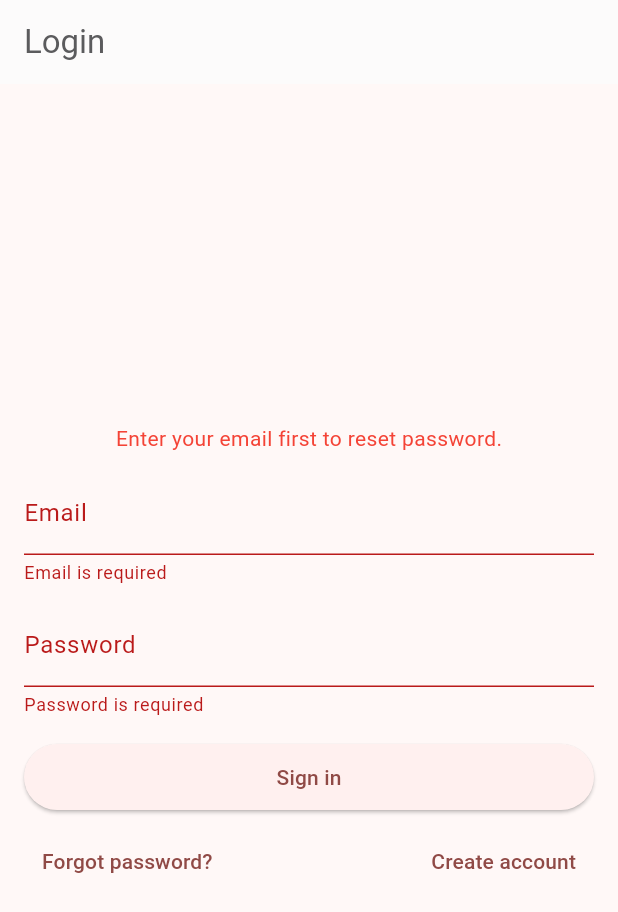
After one commit to NicolaoIII/creation-app-flutter, a Flutter app: the screen it shows after launch, after a tap on "Login (email/password)", after a tap on "Sign in", after a tap on "Forgot password?", on a phone screen of 412 x 824 dp. The commit adds this screen. Shown: the top 912 px of the screen. Run offline on Flutter 3.47's test engine with Material 3 defaults, Android fonts, the phone set to English and light mode, and no system bars; our stand-ins replace cloud_firestore, firebase_auth, firebase_core, go_router; accounts and stored records are empty.

Commit message:
feat(auth): email/password login screen + route; entry button to /login

```diff
--- /dev/null
+++ b/creation_schools_app/lib/features/auth/screens/login_screen.dart
@@ -0,0 +1,142 @@
+import 'package:firebase_auth/firebase_auth.dart';
+import 'package:flutter/material.dart';
+import 'package:go_router/go_router.dart';
+
+class LoginScreen extends StatefulWidget {
+  const LoginScreen({super.key});
+
+  @override
+  State<LoginScreen> createState() => _LoginScreenState();
+}
+
+class _LoginScreenState extends State<LoginScreen> {
+  final _formKey = GlobalKey<FormState>();
+  final _email = TextEditingController();
+  final _password = TextEditingController();
+  bool _loading = false;
+  String? _error;
+
+  @override
+  void dispose() {
+    _email.dispose();
+    _password.dispose();
+    super.dispose();
+  }
+
+  Future<void> _signIn() async {
+    if (!_formKey.currentState!.validate()) return;
+    setState(() {
+      _loading = true;
+      _error = null;
+    });
+    try {
+      await FirebaseAuth.instance.signInWithEmailAndPassword(
+        email: _email.text.trim(),
+        password: _password.text,
+      );
+      if (!mounted) return;
+      context.go('/admin'); // success → admin for now
+    } on FirebaseAuthException catch (e) {
+      setState(() => _error = e.message ?? 'Sign-in failed');
+    } catch (e) {
+      setState(() => _error = 'Something went wrong');
+    } finally {
+      if (mounted) setState(() => _loading = false);
+    }
+  }
+
+  Future<void> _resetPassword() async {
+    final email = _email.text.trim();
+    if (email.isEmpty) {
+      setState(() => _error = 'Enter your email first to reset password.');
+      return;
+    }
+    try {
+      await FirebaseAuth.instance.sendPasswordResetEmail(email: email);
+      if (!mounted) return;
+      ScaffoldMessenger.of(context).showSnackBar(
+        const SnackBar(content: Text('Password reset email sent.')),
+      );
+    } on FirebaseAuthException catch (e) {
+      setState(() => _error = e.message ?? 'Could not send reset email');
+    }
+  }
+
+  @override
+  Widget build(BuildContext context) {
+    return Scaffold(
+      appBar: AppBar(title: const Text('Login')),
+      body: Center(
+        child: ConstrainedBox(
+          constraints: const BoxConstraints(maxWidth: 420),
+          child: Padding(
+            padding: const EdgeInsets.all(16),
+            child: Form(
+              key: _formKey,
+              child: Column(
+                mainAxisSize: MainAxisSize.min,
+                children: [
+                  if (_error != null)
+                    Padding(
+                      padding: const EdgeInsets.only(bottom: 12),
+                      child: Text(_error!, style: const TextStyle(color: Colors.red)),
+                    ),
+                  TextFormField(
+                    controller: _email,
+                    keyboardType: TextInputType.emailAddress,
+                    decoration: const InputDecoration(
+                      labelText: 'Email',
+                      hintText: 'you@example.com',
+                    ),
+                    validator: (v) =>
+                        (v == null || v.trim().isEmpty) ? 'Email is required' : null,
+                  ),
+                  const SizedBox(height: 12),
+                  TextFormField(
+                    controller: _password,
+                    obscureText: true,
+                    decoration: const InputDecoration(
+                      labelText: 'Password',
+                    ),
+                    validator: (v) =>
+                        (v == null || v.isEmpty) ? 'Password is required' : null,
+                  ),
+                  const SizedBox(height: 16),
+                  SizedBox(
+                    width: double.infinity,
+                    child: ElevatedButton(
+                      onPressed: _loading ? null : _signIn,
+                      child: _loading
+                          ? const Padding(
+                              padding: EdgeInsets.all(8.0),
+                              child: SizedBox(
+                                width: 18, height: 18,
+                                child: CircularProgressIndicator(strokeWidth: 2),
+                              ),
+                            )
+                          : const Text('Sign in'),
+                    ),
+                  ),
+                  const SizedBox(height: 8),
+                  Row(
+                    mainAxisAlignment: MainAxisAlignment.spaceBetween,
+                    children: [
+                      TextButton(
+                        onPressed: _loading ? null : _resetPassword,
+                        child: const Text('Forgot password?'),
+                      ),
+                      TextButton(
+                        onPressed: _loading ? null : () => context.go('/signup'),
+                        child: const Text('Create account'),
+                      ),
+                    ],
+                  ),
+                ],
+              ),
+            ),
+          ),
+        ),
+      ),
+    );
+  }
+}
--- a/creation_schools_app/lib/features/auth/screens/unified_entry_screen.dart
+++ b/creation_schools_app/lib/features/auth/screens/unified_entry_screen.dart
@@ -31,6 +31,11 @@ class UnifiedEntryScreen extends StatelessWidget {
           runSpacing: 12,
           children: [
             ElevatedButton(
+              onPressed: () => context.go('/login'),
+              child: const Text('Login (email/password)'),
+            ),
+
+            ElevatedButton(
               onPressed: () => _demoLogin(context),
               child: const Text('Continue (demo) to Admin'),
             ),
--- a/creation_schools_app/lib/router/app_router.dart
+++ b/creation_schools_app/lib/router/app_router.dart
@@ -6,6 +6,8 @@ import '../features/auth/screens/unified_entry_screen.dart';
 import '../features/auth/screens/signup_screen.dart';
 import '../features/dashboard/screens/admin_dashboard.dart';
 import '../test_firebase_screen.dart';
+import '../features/auth/screens/login_screen.dart';
+
 
 GoRouter createRouter(BuildContext context) {
   final auth = context.read<AuthState>();
@@ -23,6 +25,8 @@ GoRouter createRouter(BuildContext context) {
       GoRoute(path: '/signup', builder: (_, __) => const SignupScreen()),
       GoRoute(path: '/admin', builder: (_, __) => const AdminDashboard()),
       GoRoute(path: '/test', builder: (_, __) => const TestFirebaseScreen()),
+      GoRoute(path: '/login', builder: (_, __) => const LoginScreen()),
+
     ],
   );
 }
```
